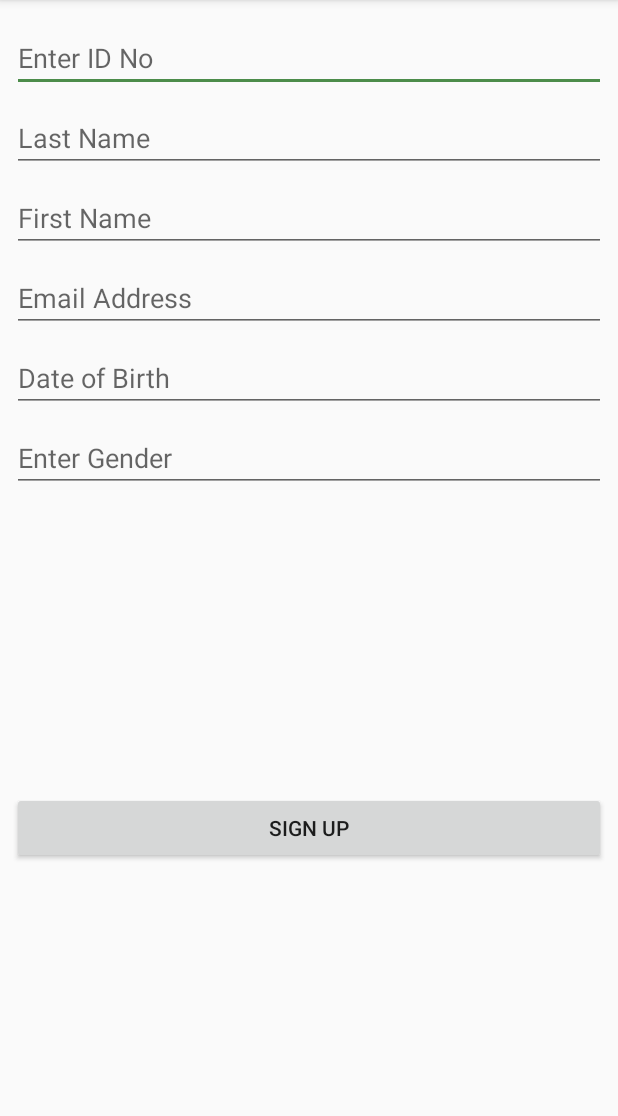
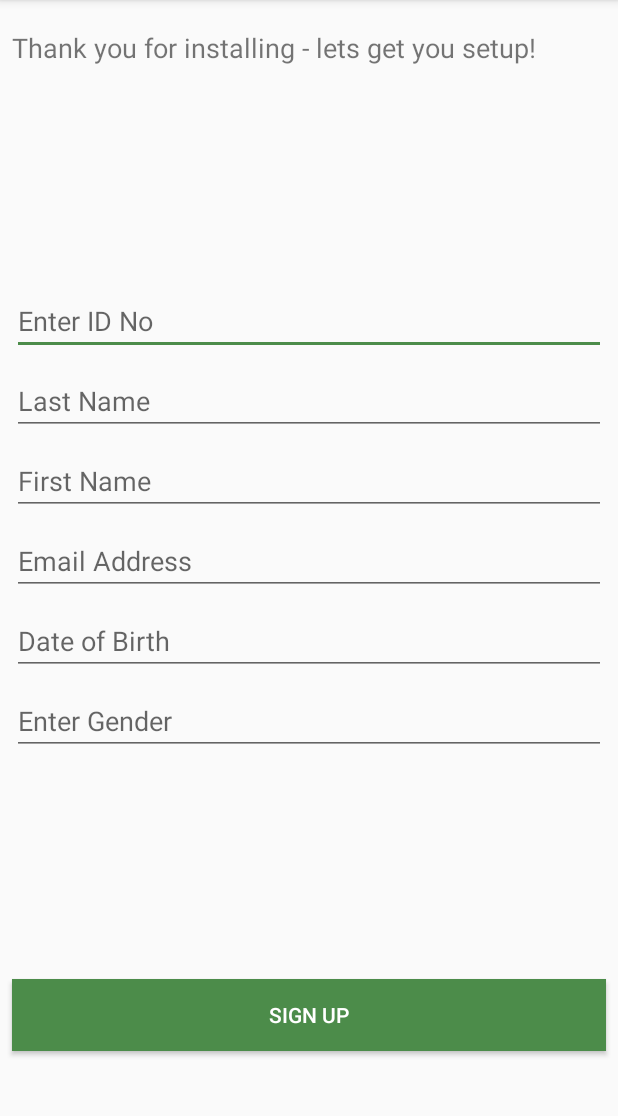
Before and after one commit to wamari/MkopoPopoteApp, an Android app: the screen it shows after launch (RegisterActivity), on a phone screen of 412 x 824 dp, the part 84-1200 px from its top. Run offline under Robolectric (Android 15) with nearby library versions, the phone set to English and light mode, and no system bars.

Commit message:
modified Register xml

```diff
--- a/app/src/main/java/com/harlertechnologies/mkopopopoteapp/RegisterActivity.java
+++ b/app/src/main/java/com/harlertechnologies/mkopopopoteapp/RegisterActivity.java
@@ -5,7 +5,6 @@ import android.content.pm.PackageManager;
 import android.os.AsyncTask;
 
 import android.support.v4.app.ActivityCompat;
-import android.support.v4.app.ActivityManagerCompat;
 import android.support.v4.content.ContextCompat;
 import android.support.v7.app.AppCompatActivity;
 import android.os.Bundle;
@@ -14,8 +13,10 @@ import android.widget.Button;
 import android.widget.EditText;
 import android.widget.Toast;
 
+import java.text.DateFormat;
+import java.text.SimpleDateFormat;
+import java.util.Date;
 import java.util.HashMap;
-import java.util.jar.Manifest;
 
 public class RegisterActivity extends AppCompatActivity implements View.OnClickListener{
 
@@ -90,6 +91,7 @@ public class RegisterActivity extends AppCompatActivity implements View.OnClickL
         final String dob = editTextDOB.getText().toString().trim();
         final String gender = editTextGender.getText().toString().trim();
 
+
         class AddUser extends AsyncTask<Void, Void, String>{
             ProgressDialog loading; //// TODO: 7/26/17 Progress Dialog depracated, look for alternative
 
--- a/app/src/main/res/layout/activity_login.xml
+++ b/app/src/main/res/layout/activity_login.xml
@@ -50,17 +50,19 @@
         android:layout_width="0dp"
         android:layout_height="wrap_content"
         android:layout_marginBottom="8dp"
+        android:layout_marginEnd="8dp"
         android:layout_marginLeft="8dp"
         android:layout_marginRight="8dp"
+        android:layout_marginStart="8dp"
         android:layout_marginTop="8dp"
+        android:background="@color/colorAccent"
         android:text="@string/buttonSignIn"
+        android:textColor="@android:color/background_light"
         app:layout_constraintBottom_toBottomOf="parent"
         app:layout_constraintLeft_toLeftOf="parent"
         app:layout_constraintRight_toRightOf="parent"
         app:layout_constraintTop_toBottomOf="@+id/editTextPassword"
-        app:layout_constraintVertical_bias="0.0"
-        android:layout_marginStart="8dp"
-        android:layout_marginEnd="8dp" />
+        app:layout_constraintVertical_bias="0.0" />
 
     <TextView
         android:id="@+id/textViewForgotPassword"
--- a/app/src/main/res/layout/activity_register.xml
+++ b/app/src/main/res/layout/activity_register.xml
@@ -10,131 +10,149 @@
         android:id="@+id/editTextIDNo"
         android:layout_width="0dp"
         android:layout_height="wrap_content"
-        android:layout_marginBottom="8dp"
         android:layout_marginEnd="8dp"
         android:layout_marginLeft="8dp"
         android:layout_marginRight="8dp"
         android:layout_marginStart="8dp"
-        android:layout_marginTop="16dp"
         android:hint="Enter ID No"
-        app:layout_constraintBottom_toBottomOf="parent"
+        android:inputType="number"
         app:layout_constraintHorizontal_bias="0.0"
         app:layout_constraintLeft_toLeftOf="parent"
         app:layout_constraintRight_toRightOf="parent"
-        app:layout_constraintTop_toTopOf="parent"
-        app:layout_constraintVertical_bias="0.0" />
+        app:layout_constraintBottom_toBottomOf="parent"
+        android:layout_marginBottom="392dp"
+        android:layout_marginTop="8dp"
+        app:layout_constraintTop_toBottomOf="@+id/textViewIntro" />
 
     <EditText
         android:id="@+id/editTextLastname"
         android:layout_width="0dp"
         android:layout_height="wrap_content"
-        android:layout_marginBottom="384dp"
         android:layout_marginLeft="8dp"
         android:layout_marginRight="8dp"
-        android:layout_marginTop="8dp"
         android:hint="Last Name"
-        app:layout_constraintBottom_toBottomOf="parent"
         app:layout_constraintHorizontal_bias="0.0"
         app:layout_constraintLeft_toLeftOf="parent"
         app:layout_constraintRight_toRightOf="parent"
+        android:layout_marginStart="8dp"
+        android:layout_marginEnd="8dp"
+        android:layout_marginTop="8dp"
         app:layout_constraintTop_toBottomOf="@+id/editTextIDNo"
-        app:layout_constraintVertical_bias="0.0"
-        android:layout_marginStart="8dp"
-        android:layout_marginEnd="8dp" />
+        app:layout_constraintBottom_toBottomOf="parent"
+        android:layout_marginBottom="8dp"
+        app:layout_constraintVertical_bias="0.0" />
 
     <EditText
         android:id="@+id/editTextFirstname"
         android:layout_width="0dp"
         android:layout_height="wrap_content"
-        android:layout_marginBottom="384dp"
         android:layout_marginLeft="8dp"
         android:layout_marginRight="8dp"
-        android:layout_marginTop="8dp"
         android:hint="First Name"
-        app:layout_constraintBottom_toBottomOf="parent"
         app:layout_constraintHorizontal_bias="0.0"
         app:layout_constraintLeft_toLeftOf="parent"
         app:layout_constraintRight_toRightOf="parent"
+        android:layout_marginStart="8dp"
+        android:layout_marginEnd="8dp"
+        android:layout_marginTop="8dp"
         app:layout_constraintTop_toBottomOf="@+id/editTextLastname"
-        app:layout_constraintVertical_bias="0.0"
-        android:layout_marginStart="8dp"
-        android:layout_marginEnd="8dp" />
+        app:layout_constraintBottom_toBottomOf="parent"
+        android:layout_marginBottom="8dp"
+        app:layout_constraintVertical_bias="0.0" />
 
     <EditText
         android:id="@+id/editTextEmail"
         android:layout_width="0dp"
         android:layout_height="wrap_content"
-        android:layout_marginBottom="8dp"
         android:layout_marginLeft="8dp"
         android:layout_marginRight="8dp"
-        android:layout_marginTop="8dp"
         android:ems="10"
         android:hint="Email Address"
         android:inputType="textEmailAddress"
-        app:layout_constraintBottom_toBottomOf="parent"
         app:layout_constraintHorizontal_bias="0.0"
         app:layout_constraintLeft_toLeftOf="parent"
         app:layout_constraintRight_toRightOf="parent"
+        android:layout_marginStart="8dp"
+        android:layout_marginEnd="8dp"
+        android:layout_marginTop="8dp"
         app:layout_constraintTop_toBottomOf="@+id/editTextFirstname"
-        app:layout_constraintVertical_bias="0.0"
-        android:layout_marginStart="8dp"
-        android:layout_marginEnd="8dp" />
+        app:layout_constraintBottom_toBottomOf="parent"
+        android:layout_marginBottom="8dp"
+        app:layout_constraintVertical_bias="0.0" />
 
     <EditText
         android:id="@+id/editTextDOB"
         android:layout_width="0dp"
         android:layout_height="wrap_content"
-        android:layout_marginBottom="7dp"
         android:layout_marginLeft="8dp"
         android:layout_marginRight="8dp"
-        android:layout_marginTop="8dp"
         android:ems="10"
         android:hint="Date of Birth"
         android:inputType="date"
-        app:layout_constraintBottom_toBottomOf="parent"
-        app:layout_constraintHorizontal_bias="0.503"
+        app:layout_constraintHorizontal_bias="0.0"
         app:layout_constraintLeft_toLeftOf="parent"
         app:layout_constraintRight_toRightOf="parent"
+        android:layout_marginStart="8dp"
+        android:layout_marginEnd="8dp"
+        android:layout_marginTop="8dp"
         app:layout_constraintTop_toBottomOf="@+id/editTextEmail"
-        app:layout_constraintVertical_bias="0.0"
-        android:layout_marginStart="8dp"
-        android:layout_marginEnd="8dp" />
+        app:layout_constraintBottom_toBottomOf="parent"
+        android:layout_marginBottom="8dp"
+        app:layout_constraintVertical_bias="0.0" />
 
     <EditText
         android:id="@+id/editTextGender"
         android:layout_width="0dp"
         android:layout_height="wrap_content"
-        android:layout_marginBottom="8dp"
         android:layout_marginLeft="8dp"
         android:layout_marginRight="8dp"
-        android:layout_marginTop="8dp"
         android:ems="10"
         android:hint="Enter Gender"
         android:inputType="textPersonName"
-        app:layout_constraintBottom_toBottomOf="parent"
         app:layout_constraintHorizontal_bias="0.0"
         app:layout_constraintLeft_toLeftOf="parent"
         app:layout_constraintRight_toRightOf="parent"
+        android:layout_marginStart="8dp"
+        android:layout_marginEnd="8dp"
+        android:layout_marginTop="8dp"
         app:layout_constraintTop_toBottomOf="@+id/editTextDOB"
-        app:layout_constraintVertical_bias="0.0"
-        android:layout_marginStart="8dp"
-        android:layout_marginEnd="8dp" />
+        app:layout_constraintBottom_toBottomOf="parent"
+        android:layout_marginBottom="8dp"
+        app:layout_constraintVertical_bias="0.0" />
 
     <Button
         android:id="@+id/buttonSignUp"
         android:layout_width="0dp"
         android:layout_height="wrap_content"
-        android:layout_marginBottom="8dp"
+        android:layout_marginEnd="8dp"
         android:layout_marginLeft="8dp"
         android:layout_marginRight="8dp"
-        android:layout_marginTop="8dp"
+        android:layout_marginStart="8dp"
+        android:background="@color/colorAccent"
         android:text="Sign Up"
-        app:layout_constraintBottom_toBottomOf="parent"
-        app:layout_constraintHorizontal_bias="0.492"
+        android:textColor="@android:color/background_light"
+        app:layout_constraintHorizontal_bias="0.0"
         app:layout_constraintLeft_toLeftOf="parent"
         app:layout_constraintRight_toRightOf="parent"
+        android:layout_marginTop="90dp"
         app:layout_constraintTop_toBottomOf="@+id/editTextGender"
-        app:layout_constraintVertical_bias="0.511"
-        android:layout_marginStart="8dp"
-        android:layout_marginEnd="8dp" />
+        app:layout_constraintBottom_toBottomOf="parent"
+        android:layout_marginBottom="8dp" />
+
+    <TextView
+        android:id="@+id/textViewIntro"
+        android:layout_width="match_parent"
+        android:layout_height="wrap_content"
+        android:text="@string/introText"
+        android:textSize="18sp"
+        android:layout_marginLeft="8dp"
+        app:layout_constraintLeft_toLeftOf="parent"
+        android:layout_marginRight="8dp"
+        app:layout_constraintRight_toRightOf="parent"
+        app:layout_constraintHorizontal_bias="0.0"
+        app:layout_constraintBottom_toBottomOf="parent"
+        android:layout_marginBottom="8dp"
+        app:layout_constraintTop_toTopOf="parent"
+        android:layout_marginTop="8dp"
+        app:layout_constraintVertical_bias="0.016" />
 </android.support.constraint.ConstraintLayout>
--- a/app/src/main/res/values/strings.xml
+++ b/app/src/main/res/values/strings.xml
@@ -6,4 +6,5 @@
     <string name="buttonSignIn">Sign In</string>
     <string name="passwordHint">Enter Password</string>
     <string name="phoneHint">+2547XXXXXXXX</string>
+    <string name="introText">Thank you for installing - let\s get you setup!</string>
 </resources>
```
